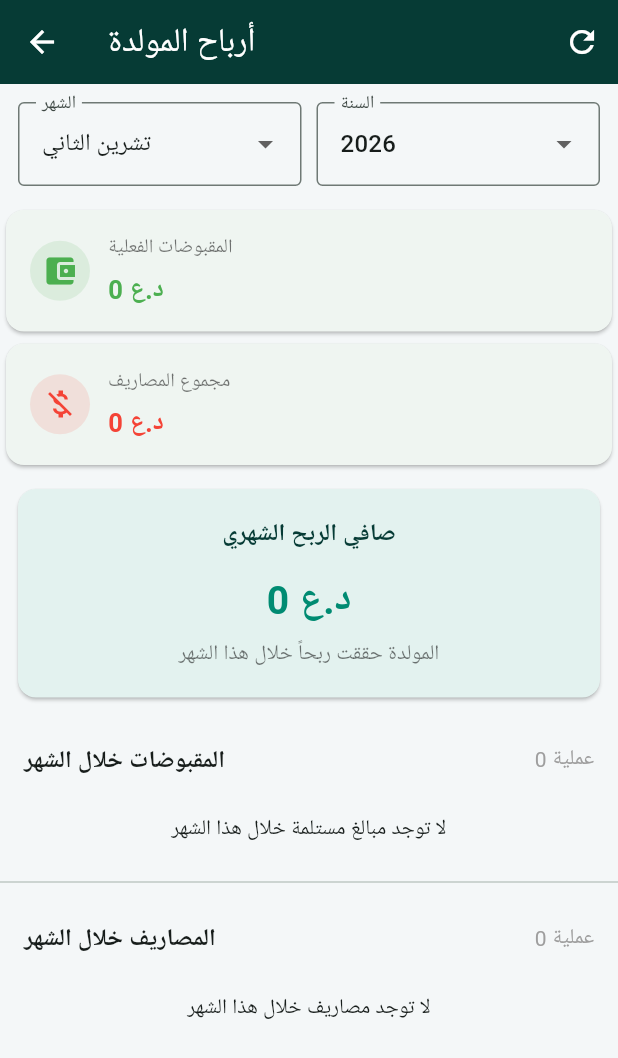
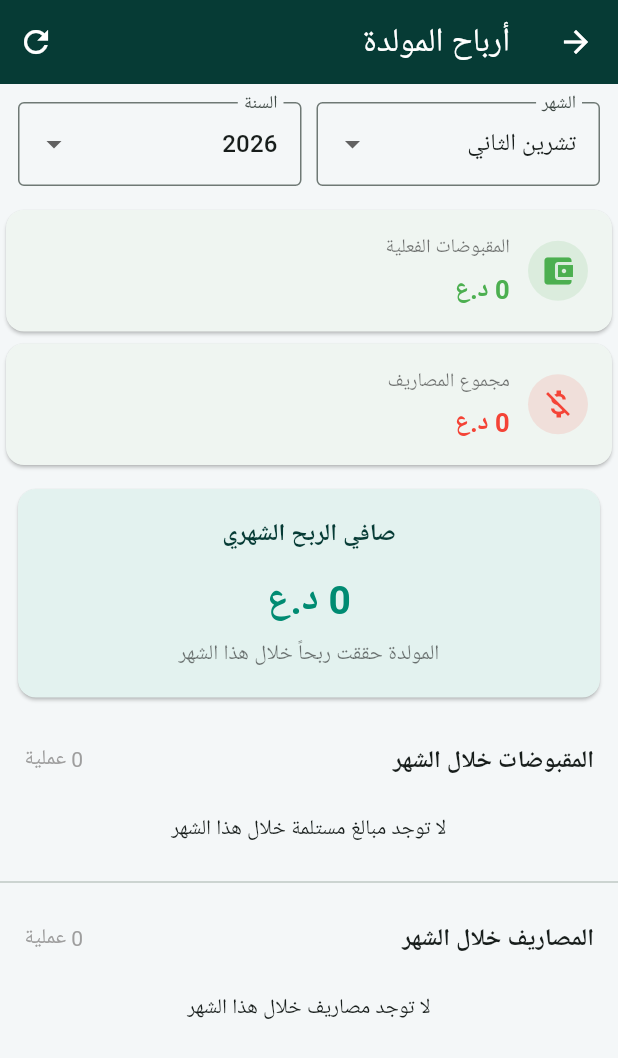
Before and after one commit to ahmedezatd21/mawlidati, a Flutter app: the screen it shows after launch, after a tap on "الأرباح", on a phone screen of 412 x 824 dp. Shown: the top 1058 px of the screen. Run offline on Flutter 3.47's test engine with Material 3 defaults, Android fonts, the phone set to English and light mode, and no system bars; our stand-ins replace sqflite; accounts and stored records are empty; Roboto replaces fonts that are missing (Arial).

Commit message:
Refactor main.dart for improved structure and readability

```diff
--- a/lib/main.dart
+++ b/lib/main.dart
@@ -21,6 +21,14 @@ class MawlidatiApp extends StatelessWidget {
     return MaterialApp(
       debugShowCheckedModeBanner: false,
       title: 'مولدتي',
+
+      builder: (context, child) {
+        return Directionality(
+          textDirection: TextDirection.rtl,
+          child: child ?? const SizedBox(),
+        );
+      },
+
       theme: ThemeData(
         useMaterial3: true,
         colorScheme: ColorScheme.fromSeed(
@@ -28,7 +36,13 @@ class MawlidatiApp extends StatelessWidget {
         ),
         scaffoldBackgroundColor: const Color(0xFFF4F7F8),
         fontFamily: 'Arial',
+        appBarTheme: const AppBarTheme(
+          backgroundColor: Color(0xFF063B35),
+          foregroundColor: Colors.white,
+          centerTitle: false,
         ),
+      ),
+
       home: const DashboardPage(),
     );
   }
@@ -48,17 +62,14 @@ class DashboardPage extends StatelessWidget {
 
   @override
   Widget build(BuildContext context) {
-    return Directionality(
-      textDirection: TextDirection.rtl,
-      child: Scaffold(
+    return Scaffold(
       appBar: AppBar(
-          backgroundColor: const Color(0xFF063B35),
-          foregroundColor: Colors.white,
         title: const Text(
           'مولدتي',
           style: TextStyle(fontWeight: FontWeight.bold),
         ),
       ),
+
       body: SingleChildScrollView(
         padding: const EdgeInsets.all(16),
         child: Column(
@@ -239,7 +250,6 @@ class DashboardPage extends StatelessWidget {
           ],
         ),
       ),
-      ),
     );
   }
 }
```
Lines whose indentation alone changed are shown as unchanged.
